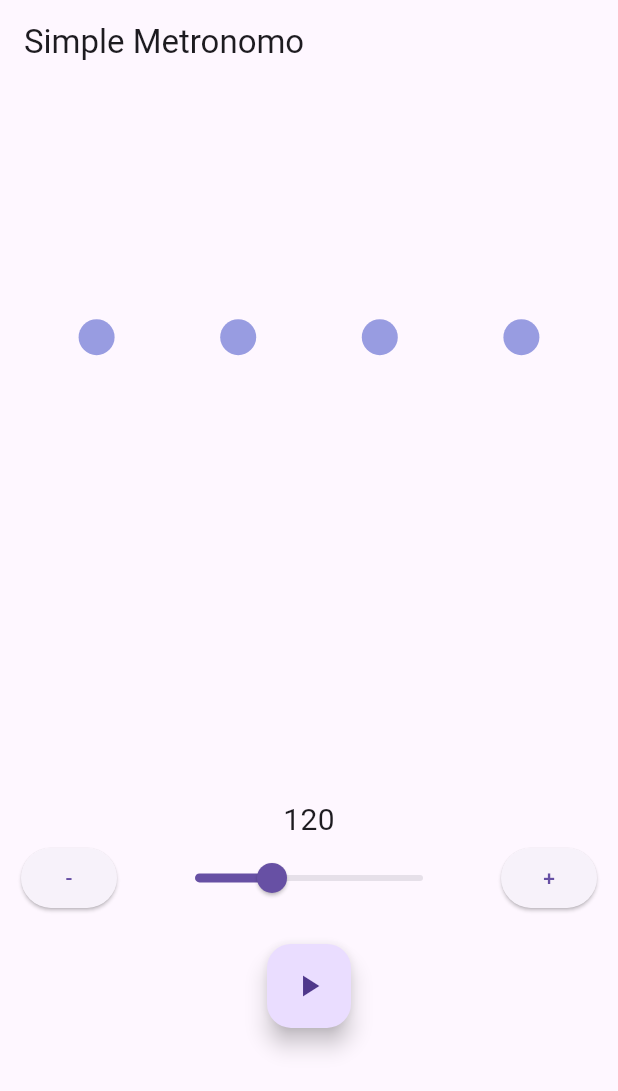
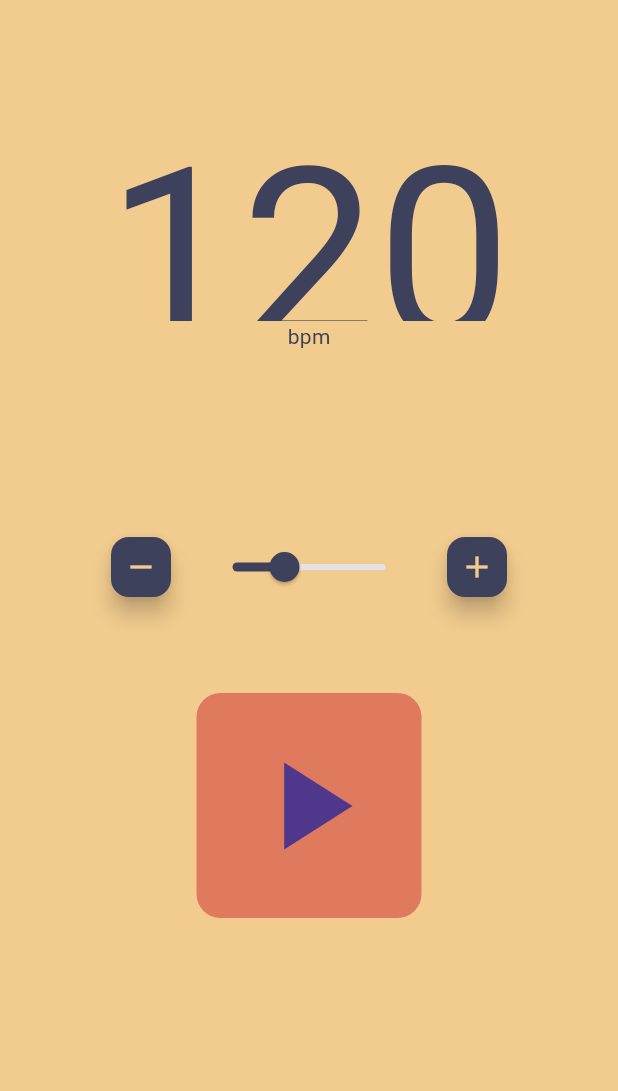
Before and after one commit to marquinhos2017/simple_metronome, a Flutter app: the screen it shows after launch, on a phone screen of 412 x 824 dp. Shown: the top 1091 px of the screen. Run offline on Flutter 3.47's test engine with Material 3 defaults, Android fonts, the light colour scheme and no system bars; our stand-ins replace audioplayers.

Commit message:
Creating the UI, and removing the balls and fixing the problem when clicked under 60 and up 240, working well

```diff
--- a/lib/main.dart
+++ b/lib/main.dart
@@ -134,115 +134,52 @@ class _MetronomePageState extends State<MetronomePage> {
   Widget build(BuildContext context) {
     return Scaffold(
       appBar: AppBar(
-        title: Text('Simple Metronomo'),
+        elevation: 0,
+        backgroundColor: Color(0xffF2CC8F),
+        title: Text(''),
       ),
-      body: Column(
-        mainAxisAlignment: MainAxisAlignment.spaceAround,
+      body: Container(
+        color: Color(0xffF2CC8F),
+        child: Column(
           children: [
-          Row(
-            mainAxisAlignment: MainAxisAlignment.spaceEvenly,
+            Column(
+              mainAxisAlignment: MainAxisAlignment.start,
               children: [
                 Container(
-                  width: 60,
-                  height: 60,
-                  decoration: ball1_ativo
-                      ? BoxDecoration(
-                          shape: BoxShape.circle,
-                          gradient: RadialGradient(colors: [
-                            Color.fromARGB(255, 96, 100, 180).withOpacity(0.2),
-                            Color.fromARGB(255, 92, 96, 190).withOpacity(0.2),
-                          ]), // Adjust the opacity here for the outer container
-                        )
-                      : null,
-                  child: Transform.scale(
-                    scale: 0.4,
-                    child: Container(
-                      height: 50,
-                      width: 50,
-                      decoration: BoxDecoration(
-                          color: Color(0xff989ce1), shape: BoxShape.circle),
+                  height: 158,
+                  // color: Colors.orange,
+                  child: Text(
+                    '${_bpm.toInt()}',
+                    style: TextStyle(
+                      fontSize: 160,
+                      color: Color(0xff3E415B),
                     ),
-                  )),
-              Container(
-                  width: 60,
-                  height: 60,
-                  decoration: ball2_ativo
-                      ? BoxDecoration(
-                          shape: BoxShape.circle,
-                          gradient: RadialGradient(colors: [
-                            Color.fromARGB(255, 96, 100, 180).withOpacity(0.2),
-                            Color.fromARGB(255, 92, 96, 190).withOpacity(0.2),
-                          ]), // Adjust the opacity here for the outer container
-                        )
-                      : null,
-                  child: Transform.scale(
-                    scale: 0.4,
-                    child: Container(
-                      height: 50,
-                      width: 50,
-                      decoration: BoxDecoration(
-                          color: Color(0xff989ce1), shape: BoxShape.circle),
                   ),
-                  )),
-              Container(
-                  width: 60,
-                  height: 60,
-                  decoration: ball3_ativo
-                      ? BoxDecoration(
-                          shape: BoxShape.circle,
-                          gradient: RadialGradient(colors: [
-                            Color.fromARGB(255, 96, 100, 180).withOpacity(0.2),
-                            Color.fromARGB(255, 92, 96, 190).withOpacity(0.2),
-                          ]), // Adjust the opacity here for the outer container
-                        )
-                      : null,
-                  child: Transform.scale(
-                    scale: 0.4,
-                    child: Container(
-                      height: 50,
-                      width: 50,
-                      decoration: BoxDecoration(
-                          color: Color(0xff989ce1), shape: BoxShape.circle),
                 ),
-                  )),
-              Container(
-                  width: 60,
-                  height: 60,
-                  decoration: ball4_ativo
-                      ? BoxDecoration(
-                          shape: BoxShape.circle,
-                          gradient: RadialGradient(colors: [
-                            Color.fromARGB(255, 96, 100, 180).withOpacity(0.2),
-                            Color.fromARGB(255, 92, 96, 190).withOpacity(0.2),
-                          ]), // Adjust the opacity here for the outer container
-                        )
-                      : null,
-                  child: Transform.scale(
-                    scale: 0.4,
-                    child: Container(
-                      height: 50,
-                      width: 50,
-                      decoration: BoxDecoration(
-                          color: Color(0xff989ce1), shape: BoxShape.circle),
+                Text(
+                  "bpm",
+                  style: TextStyle(color: Color(0xff3E415B)),
                 ),
-                  )),
               ],
             ),
-          Center(
-            child: Column(
-              mainAxisAlignment: MainAxisAlignment.center,
-              children: <Widget>[
-                Text(
-                  '${_bpm.toInt()}',
-                  style: TextStyle(fontSize: 20.0),
+            SizedBox(
+              height: 120,
             ),
-                Row(
-                  mainAxisAlignment: MainAxisAlignment.spaceAround,
+            Padding(
+              padding: const EdgeInsets.symmetric(horizontal: 70),
+              child: Container(
+                //color: Colors.orange,
+                child: Row(
+                  mainAxisAlignment: MainAxisAlignment.spaceBetween,
                   children: [
-                    ElevatedButton(
+                    FloatingActionButton(
+                        mini: true,
+                        backgroundColor: Color(0xff3E415B),
                         onPressed: () {
                           setState(() {
+                            if (_bpm > 60) {
                               _bpm += -1;
+                            }
 
                             if (_isPlaying) {
                               _timer.cancel();
@@ -319,10 +256,14 @@ class _MetronomePageState extends State<MetronomePage> {
                             }
                           });
                         },
-                        child: Text("-")),
+                        child: Icon(
+                          Icons.remove,
+                          color: Color(0xffF2CC8F),
+                        )),
                     Container(
-                      width: 200,
+                      width: 150,
                       child: Slider(
+                        activeColor: Color(0xff3E415B),
                         divisions: 180,
                         value: _bpm,
                         min: 60.0,
@@ -409,10 +350,14 @@ class _MetronomePageState extends State<MetronomePage> {
                         },
                       ),
                     ),
-                    ElevatedButton(
+                    FloatingActionButton(
+                        mini: true,
+                        backgroundColor: Color(0xff3E415B),
                         onPressed: () {
                           setState(() {
+                            if (_bpm < 240) {
                               _bpm += 1;
+                            }
 
                             if (_isPlaying) {
                               _timer.cancel();
@@ -489,19 +434,122 @@ class _MetronomePageState extends State<MetronomePage> {
                             }
                           });
                         },
-                        child: Text("+")),
-                  ],
-                ),
-                SizedBox(height: 20.0),
-                FloatingActionButton(
-                  onPressed: _startStopMetronome,
-                  tooltip: _isPlaying ? 'Stop' : 'Start',
-                  child: Icon(_isPlaying ? Icons.stop : Icons.play_arrow),
-                ),
+                        child: Icon(
+                          Icons.add,
+                          color: Color(0xffF2CC8F),
+                        )),
                   ],
                 ),
               ),
+            ),
+            SizedBox(height: 60.0),
+            Container(
+              height: 150,
+              width: 150,
+              child: FloatingActionButton(
+                elevation: 0,
+                backgroundColor: Color(0xffE07A5F),
+                onPressed: _startStopMetronome,
+                tooltip: _isPlaying ? 'Stop' : 'Start',
+                child:
+                    Icon(_isPlaying ? Icons.stop : Icons.play_arrow, size: 100),
+              ),
+            ),
+            /*       Row(
+              mainAxisAlignment: MainAxisAlignment.spaceEvenly,
+              children: [
+                Container(
+                    width: 60,
+                    height: 60,
+                    decoration: ball1_ativo
+                        ? BoxDecoration(
+                            shape: BoxShape.circle,
+                            gradient: RadialGradient(colors: [
+                              Color.fromARGB(255, 96, 100, 180)
+                                  .withOpacity(0.2),
+                              Color.fromARGB(255, 92, 96, 190).withOpacity(0.2),
+                            ]), // Adjust the opacity here for the outer container
+                          )
+                        : null,
+                    child: Transform.scale(
+                      scale: 0.4,
+                      child: Container(
+                        height: 50,
+                        width: 50,
+                        decoration: BoxDecoration(
+                            color: Color(0xff989ce1), shape: BoxShape.circle),
+                      ),
+                    )),
+                Container(
+                    width: 60,
+                    height: 60,
+                    decoration: ball2_ativo
+                        ? BoxDecoration(
+                            shape: BoxShape.circle,
+                            gradient: RadialGradient(colors: [
+                              Color.fromARGB(255, 96, 100, 180)
+                                  .withOpacity(0.2),
+                              Color.fromARGB(255, 92, 96, 190).withOpacity(0.2),
+                            ]), // Adjust the opacity here for the outer container
+                          )
+                        : null,
+                    child: Transform.scale(
+                      scale: 0.4,
+                      child: Container(
+                        height: 50,
+                        width: 50,
+                        decoration: BoxDecoration(
+                            color: Color(0xff989ce1), shape: BoxShape.circle),
+                      ),
+                    )),
+                Container(
+                    width: 60,
+                    height: 60,
+                    decoration: ball3_ativo
+                        ? BoxDecoration(
+                            shape: BoxShape.circle,
+                            gradient: RadialGradient(colors: [
+                              Color.fromARGB(255, 96, 100, 180)
+                                  .withOpacity(0.2),
+                              Color.fromARGB(255, 92, 96, 190).withOpacity(0.2),
+                            ]), // Adjust the opacity here for the outer container
+                          )
+                        : null,
+                    child: Transform.scale(
+                      scale: 0.4,
+                      child: Container(
+                        height: 50,
+                        width: 50,
+                        decoration: BoxDecoration(
+                            color: Color(0xff989ce1), shape: BoxShape.circle),
+                      ),
+                    )),
+                Container(
+                    width: 60,
+                    height: 60,
+                    decoration: ball4_ativo
+                        ? BoxDecoration(
+                            shape: BoxShape.circle,
+                            gradient: RadialGradient(colors: [
+                              Color.fromARGB(255, 96, 100, 180)
+                                  .withOpacity(0.2),
+                              Color.fromARGB(255, 92, 96, 190).withOpacity(0.2),
+                            ]), // Adjust the opacity here for the outer container
+                          )
+                        : null,
+                    child: Transform.scale(
+                      scale: 0.4,
+                      child: Container(
+                        height: 50,
+                        width: 50,
+                        decoration: BoxDecoration(
+                            color: Color(0xff989ce1), shape: BoxShape.circle),
+                      ),
+                    )),
               ],
+            ),*/
+          ],
+        ),
       ),
     );
   }
```
Lines whose indentation alone changed are shown as unchanged.
